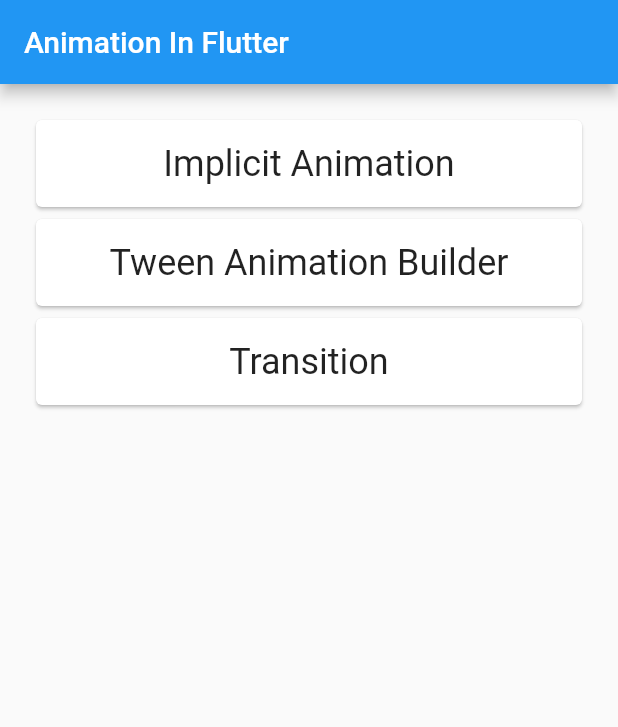
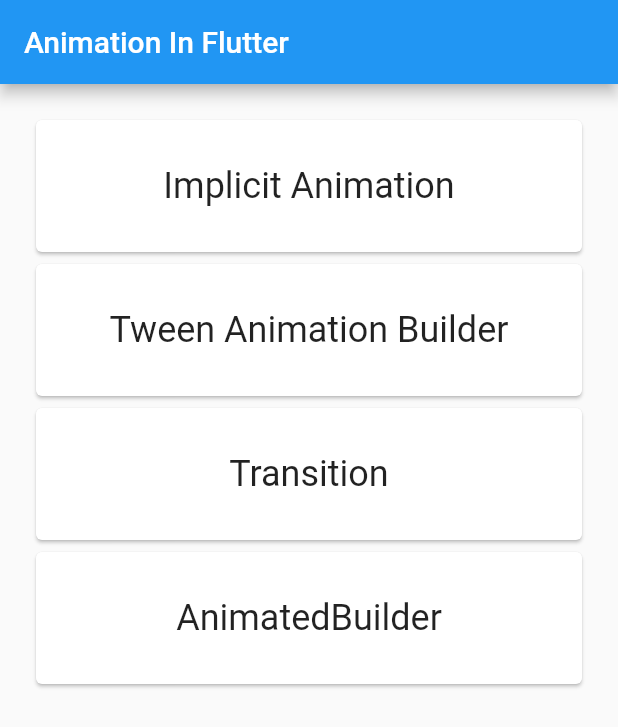
Before and after one commit to mt-tadayon/animation_in_flutter, a Flutter app: the screen it shows after launch, on a phone screen of 412 x 824 dp. Shown: the top 727 px of the screen. Run offline on Flutter 3.47's test engine with Material 2 defaults, Android fonts, the phone set to English and light mode, and no system bars.

Commit message:
Create new screen and navigation for AnimationBuilder

```diff
--- a/lib/main.dart
+++ b/lib/main.dart
@@ -1,7 +1,8 @@
 import 'package:flutter/material.dart';
-import 'package:implicitanimation/foo_transition.dart';
 
+import 'animated_builder_animation.dart';
 import 'animated_foo.dart';
+import 'foo_transition.dart';
 import 'implicit_tween_animation.dart';
 import 'widgets/dashboard_card.dart';
 
@@ -51,6 +52,10 @@
           DashboardCard(
             animationName: 'Transition',
             screenName: FooTransition(),
+          ),
+          DashboardCard(
+            animationName: 'AnimatedBuilder',
+            screenName: AnimatedBuilderAnimation(),
           )
         ],
       ),
--- a/lib/widgets/dashboard_card.dart
+++ b/lib/widgets/dashboard_card.dart
@@ -23,7 +23,7 @@
       },
       child: Card(
         child: Padding(
-          padding: const EdgeInsets.all(15.0),
+          padding: const EdgeInsets.symmetric(horizontal: 15, vertical: 30),
           child: Text(
             animationName,
             textAlign: TextAlign.center,
```
Also changed, not shown: lib/animated_builder_animation.dart (added, +14 -0 lines), lib/foo_transition.dart (+8 -5 lines).
